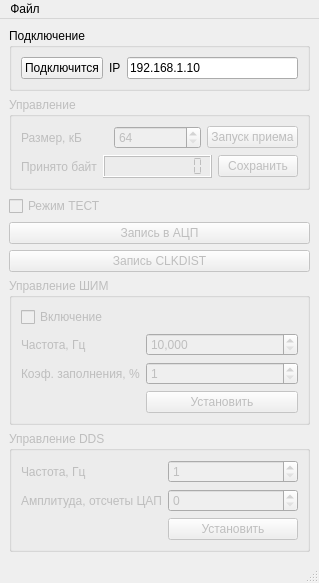
Before: the Qt Designer form mainwindow.ui in reffum/digitizer_pc, drawn with Qt 5.
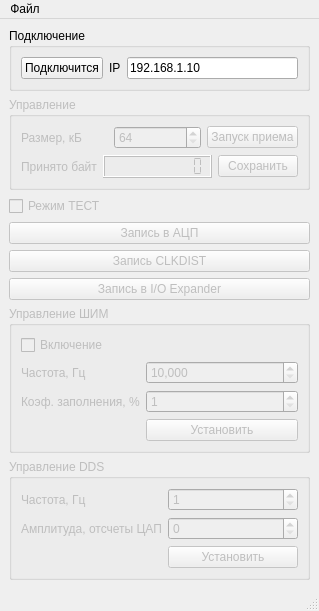
After: the same form once the commit is applied.

Commit message: Add possibility to write data in I/O expander.

Diff of the .ui file:
```diff
--- a/mainwindow.ui
+++ b/mainwindow.ui
@@ -176,6 +176,16 @@
       </property>
      </widget>
     </item>
+    <item>
+     <widget class="QPushButton" name="ioExp_pushButton">
+      <property name="enabled">
+       <bool>false</bool>
+      </property>
+      <property name="text">
+       <string>Запись в I/O Expander</string>
+      </property>
+     </widget>
+    </item>
     <item>
      <widget class="QGroupBox" name="pwm_groupBox">
       <property name="enabled">
```
The commit also changes 5 other files.
